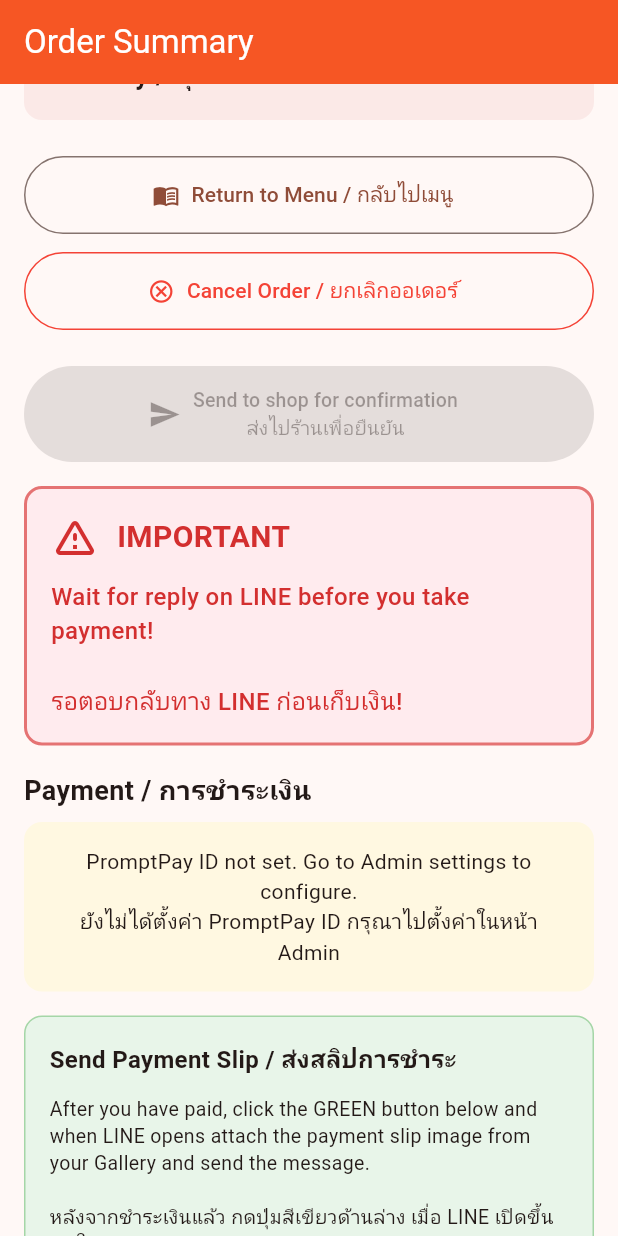
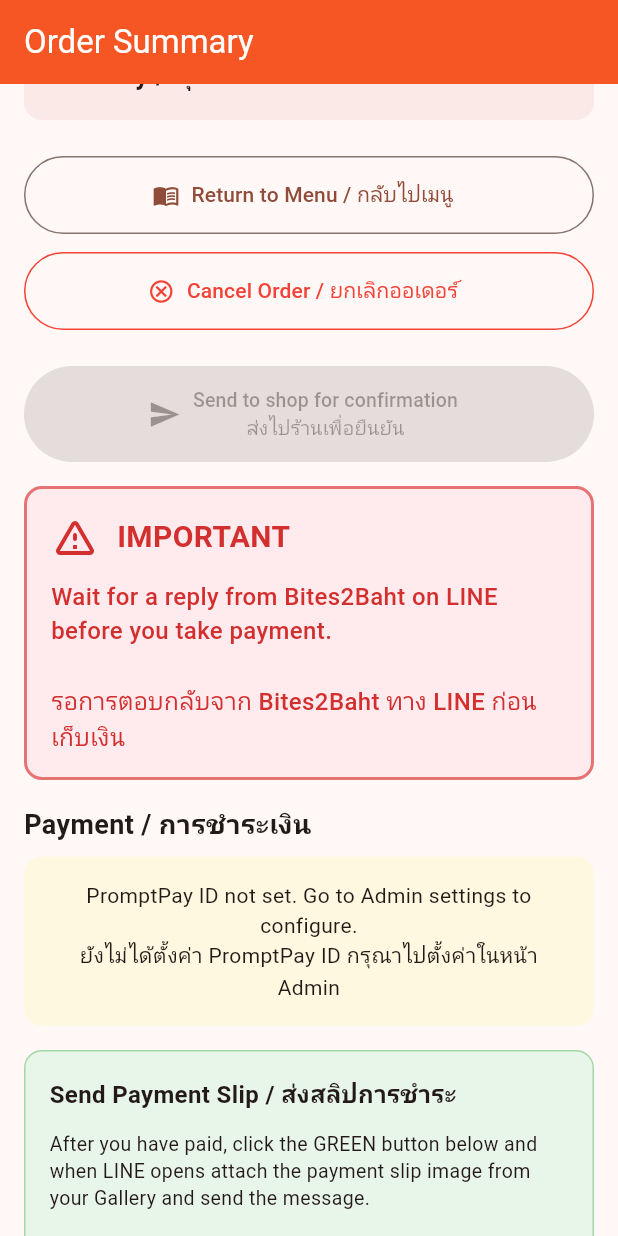
Before and after one commit to anirudhatalmale6-alt/pizza-order-app, a Flutter app: the OrderSummaryScreen screen opened directly, scrolled down 552 dp, on a phone screen of 412 x 824 dp. Run offline on Flutter 3.47's test engine with Material 3 defaults, Android fonts, the phone set to English and light mode, and no system bars; our stand-ins replace csv, hive, hive_flutter, image_picker, share_plus, shared_preferences; accounts and stored records are empty; network calls fail.

Commit message:
Update IMPORTANT box text to include restaurant name

```diff
--- a/lib/screens/order_summary_screen.dart
+++ b/lib/screens/order_summary_screen.dart
@@ -701,7 +701,7 @@
                 ),
                 const SizedBox(height: 12),
                 Text(
-                  'Wait for reply on LINE before you take payment!\n\nรอตอบกลับทาง LINE ก่อนเก็บเงิน!',
+                  'Wait for a reply from ${menu.restaurantName.isNotEmpty ? menu.restaurantName : profile.appName} on LINE before you take payment.\n\nรอการตอบกลับจาก ${menu.restaurantName.isNotEmpty ? menu.restaurantName : profile.appName} ทาง LINE ก่อนเก็บเงิน',
                   style: TextStyle(fontSize: 16, color: Colors.red.shade700, fontWeight: FontWeight.w500),
                 ),
               ],
```
Also changed, not shown: 3 other files.
